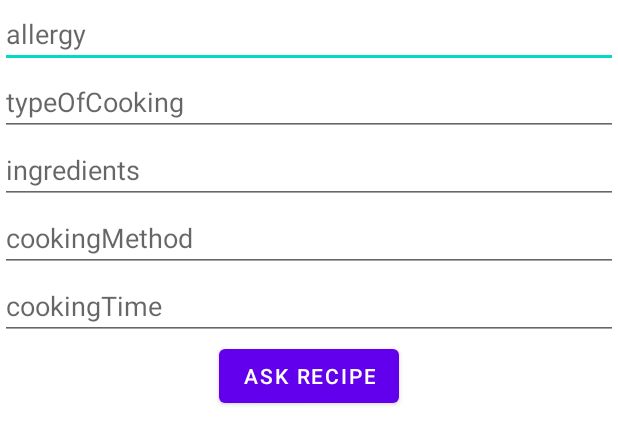
After one commit to GURU2-team7/GURU2-7team-Android, an Android app: the layout activity_ask_recipe_sample.xml on its own in the app's theme, with its tools: preview values and no code run, on a phone screen of 412 x 824 dp. The commit adds this screen. Shown: the top 444 px of the screen. Run offline under Robolectric (Android 15) with nearby library versions, the phone set to English and light mode, and no system bars.

Commit message:
feat: 레시피 요청 페이지 데모 제작

```diff
--- /dev/null
+++ b/app/src/main/res/layout/activity_ask_recipe_sample.xml
@@ -0,0 +1,48 @@
+<?xml version="1.0" encoding="utf-8"?>
+<LinearLayout xmlns:android="http://schemas.android.com/apk/res/android"
+    xmlns:app="http://schemas.android.com/apk/res-auto"
+    xmlns:tools="http://schemas.android.com/tools"
+    android:id="@+id/main"
+    android:layout_width="match_parent"
+    android:layout_height="match_parent"
+    tools:context=".AskRecipeActivity"
+    android:orientation="vertical">
+
+    <EditText
+        android:id="@+id/allergyEdt"
+        android:layout_width="match_parent"
+        android:layout_height="wrap_content"
+        android:hint="allergy" />
+
+    <EditText
+        android:id="@+id/typeOfCookingEdt"
+        android:layout_width="match_parent"
+        android:layout_height="wrap_content"
+        android:hint="typeOfCooking" />
+
+    <EditText
+        android:id="@+id/ingredientEdt"
+        android:layout_width="match_parent"
+        android:layout_height="wrap_content"
+        android:hint="ingredients" />
+
+    <EditText
+        android:id="@+id/cookingMethodEdt"
+        android:layout_width="match_parent"
+        android:layout_height="wrap_content"
+        android:hint="cookingMethod" />
+
+    <EditText
+        android:id="@+id/cookingTimeEdt"
+        android:layout_width="match_parent"
+        android:layout_height="wrap_content"
+        android:hint="cookingTime" />
+
+    <Button
+        android:id="@+id/btnAskRecipe"
+        android:layout_width="wrap_content"
+        android:layout_height="wrap_content"
+        android:text="ask recipe"
+        android:layout_gravity="center" />
+
+</LinearLayout>
```
Also changed, not shown: app/src/main/java/com/example/guru2/AskRecipeActivity.kt (added, +20 -0 lines), app/src/main/java/com/example/guru2/MainActivity.kt (+11 -5 lines), app/src/main/res/layout/activity_main.xml (+7 -0 lines).
